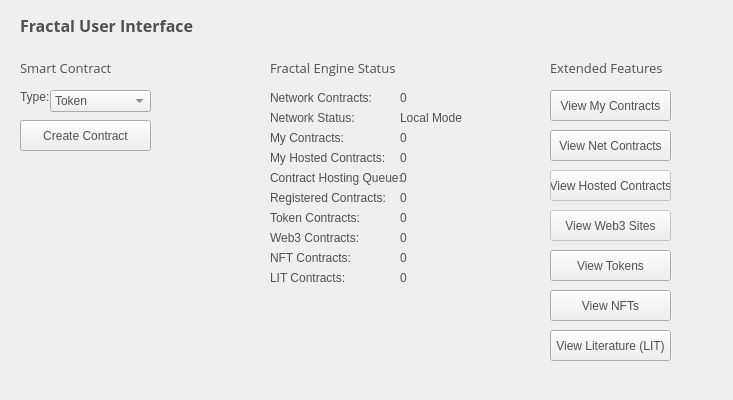
Before: the Qt Designer form src/qt/forms/fractalui.ui in CryptoCoderz/Espers, drawn with Qt 5.
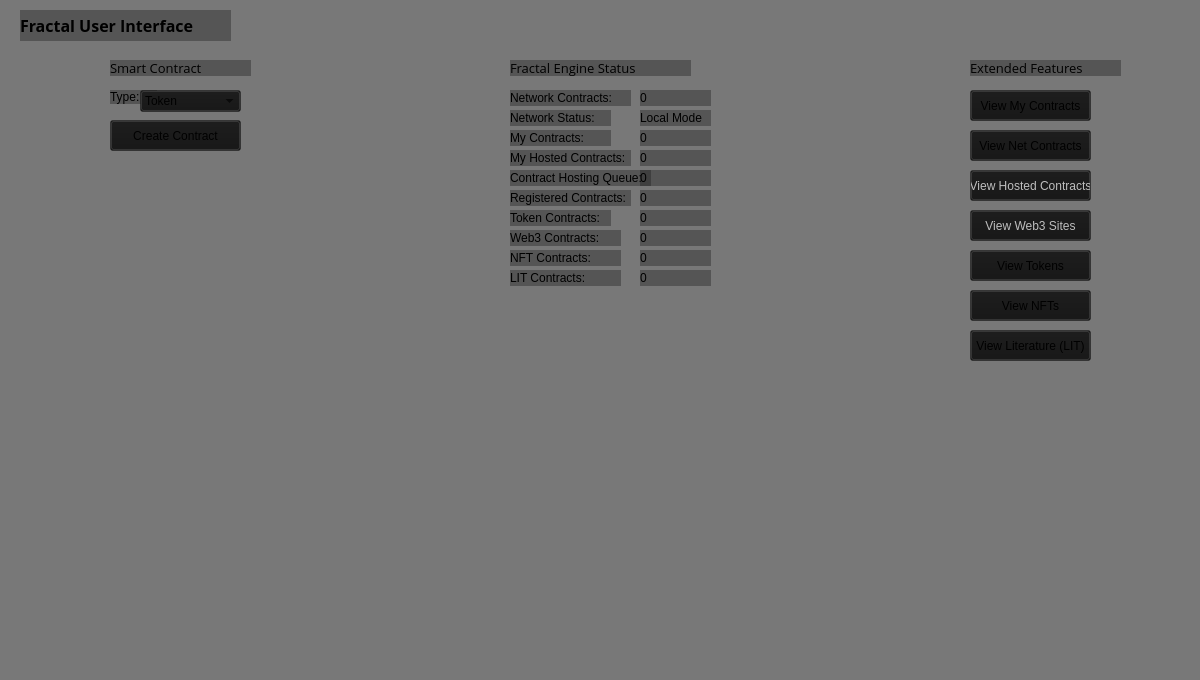
After: the same form once the commit is applied.

What changed in the file:
```diff
--- a/src/qt/forms/fractalui.ui
+++ b/src/qt/forms/fractalui.ui
@@ -9,21 +9,21 @@
    <rect>
     <x>0</x>
     <y>0</y>
-    <width>733</width>
-    <height>400</height>
+    <width>1200</width>
+    <height>680</height>
    </rect>
   </property>
   <property name="windowTitle">
    <string>Digging</string>
   </property>
   <property name="styleSheet">
-   <string notr="true">color:#505050;
-font-family:'Open Sans,sans-serif';</string>
+   <string notr="true">background: transparent;
+background-color: rgb(20, 20, 20, 0.35);</string>
   </property>
   <widget class="QLabel" name="smartContractLabel">
    <property name="geometry">
     <rect>
-     <x>20</x>
+     <x>110</x>
      <y>60</y>
      <width>141</width>
      <height>16</height>
@@ -63,7 +63,7 @@
   <widget class="QLabel" name="typeLabel">
    <property name="geometry">
     <rect>
-     <x>20</x>
+     <x>110</x>
      <y>90</y>
      <width>47</width>
      <height>14</height>
@@ -76,7 +76,7 @@
   <widget class="QLabel" name="extendedFeaturesLabel">
    <property name="geometry">
     <rect>
-     <x>550</x>
+     <x>970</x>
      <y>60</y>
      <width>151</width>
      <height>16</height>
@@ -95,7 +95,7 @@
   <widget class="QLabel" name="fractalEngineLabel">
    <property name="geometry">
     <rect>
-     <x>270</x>
+     <x>510</x>
      <y>60</y>
      <width>181</width>
      <height>16</height>
@@ -114,7 +114,7 @@
   <widget class="QLabel" name="netContractsLabel">
    <property name="geometry">
     <rect>
-     <x>270</x>
+     <x>510</x>
      <y>90</y>
      <width>121</width>
      <height>16</height>
@@ -127,7 +127,7 @@
   <widget class="QLabel" name="myContractsLabel">
    <property name="geometry">
     <rect>
-     <x>270</x>
+     <x>510</x>
      <y>130</y>
      <width>101</width>
      <height>16</height>
@@ -140,7 +140,7 @@
   <widget class="QLabel" name="netSTatusLabel">
    <property name="geometry">
     <rect>
-     <x>270</x>
+     <x>510</x>
      <y>110</y>
      <width>101</width>
      <height>16</height>
@@ -153,7 +153,7 @@
   <widget class="QLabel" name="myHostedConstractsLabel">
    <property name="geometry">
     <rect>
-     <x>270</x>
+     <x>510</x>
      <y>150</y>
      <width>121</width>
      <height>16</height>
@@ -166,7 +166,7 @@
   <widget class="QLabel" name="contractQueueLabel">
    <property name="geometry">
     <rect>
-     <x>270</x>
+     <x>510</x>
      <y>170</y>
      <width>141</width>
      <height>16</height>
@@ -179,7 +179,7 @@
   <widget class="QPushButton" name="myContractsBtn">
    <property name="geometry">
     <rect>
-     <x>550</x>
+     <x>970</x>
      <y>90</y>
      <width>121</width>
      <height>31</height>
@@ -192,7 +192,7 @@
   <widget class="QPushButton" name="netContractsBtn">
    <property name="geometry">
     <rect>
-     <x>550</x>
+     <x>970</x>
      <y>130</y>
      <width>121</width>
      <height>31</height>
@@ -208,7 +208,7 @@
    </property>
    <property name="geometry">
     <rect>
-     <x>550</x>
+     <x>970</x>
      <y>170</y>
      <width>121</width>
      <height>31</height>
@@ -224,7 +224,7 @@
    </property>
    <property name="geometry">
     <rect>
-     <x>550</x>
+     <x>970</x>
      <y>210</y>
      <width>121</width>
      <height>31</height>
@@ -237,7 +237,7 @@
   <widget class="QPushButton" name="netTokensBtn">
    <property name="geometry">
     <rect>
-     <x>550</x>
+     <x>970</x>
      <y>250</y>
      <width>121</width>
      <height>31</height>
@@ -250,7 +250,7 @@
   <widget class="QLabel" name="registeredContractsLabel">
    <property name="geometry">
     <rect>
-     <x>270</x>
+     <x>510</x>
      <y>190</y>
      <width>121</width>
      <height>16</height>
@@ -263,7 +263,7 @@
   <widget class="QLabel" name="tokensLabel">
    <property name="geometry">
     <rect>
-     <x>270</x>
+     <x>510</x>
      <y>210</y>
      <width>101</width>
      <height>16</height>
@@ -276,7 +276,7 @@
   <widget class="QLabel" name="web3Label">
    <property name="geometry">
     <rect>
-     <x>270</x>
+     <x>510</x>
      <y>230</y>
      <width>111</width>
      <height>16</height>
@@ -289,7 +289,7 @@
   <widget class="QComboBox" name="contractTypeCombo">
    <property name="geometry">
     <rect>
-     <x>50</x>
+     <x>140</x>
      <y>90</y>
      <width>101</width>
      <height>22</height>
@@ -322,7 +322,7 @@
   <widget class="QLabel" name="ncCount">
    <property name="geometry">
     <rect>
-     <x>400</x>
+     <x>640</x>
      <y>90</y>
      <width>71</width>
      <height>16</height>
@@ -335,7 +335,7 @@
   <widget class="QLabel" name="nsCount">
    <property name="geometry">
     <rect>
-     <x>400</x>
+     <x>640</x>
      <y>110</y>
      <width>71</width>
      <height>16</height>
@@ -348,7 +348,7 @@
   <widget class="QLabel" name="mcCount">
    <property name="geometry">
     <rect>
-     <x>400</x>
+     <x>640</x>
      <y>130</y>
      <width>71</width>
      <height>16</height>
@@ -361,7 +361,7 @@
   <widget class="QLabel" name="mhCount">
    <property name="geometry">
     <rect>
-     <x>400</x>
+     <x>640</x>
      <y>150</y>
      <width>71</width>
      <height>16</height>
@@ -374,7 +374,7 @@
   <widget class="QLabel" name="chCount">
    <property name="geometry">
     <rect>
-     <x>400</x>
+     <x>640</x>
      <y>170</y>
      <width>71</width>
      <height>16</height>
@@ -387,7 +387,7 @@
   <widget class="QLabel" name="rcCount">
    <property name="geometry">
     <rect>
-     <x>400</x>
+     <x>640</x>
      <y>190</y>
      <width>71</width>
      <height>16</height>
@@ -400,7 +400,7 @@
   <widget class="QLabel" name="tcWeb">
    <property name="geometry">
     <rect>
-     <x>400</x>
+     <x>640</x>
      <y>210</y>
      <width>71</width>
      <height>16</height>
@@ -413,7 +413,7 @@
   <widget class="QLabel" name="bcCount">
    <property name="geometry">
     <rect>
-     <x>400</x>
+     <x>640</x>
      <y>230</y>
      <width>71</width>
      <height>16</height>
@@ -426,7 +426,7 @@
   <widget class="QPushButton" name="cCON">
    <property name="geometry">
     <rect>
-     <x>20</x>
+     <x>110</x>
      <y>120</y>
      <width>131</width>
      <height>31</height>
@@ -439,7 +439,7 @@
   <widget class="QPushButton" name="netNFTbtn">
    <property name="geometry">
     <rect>
-     <x>550</x>
+     <x>970</x>
      <y>290</y>
      <width>121</width>
      <height>31</height>
@@ -452,7 +452,7 @@
   <widget class="QLabel" name="nftCount">
    <property name="geometry">
     <rect>
-     <x>400</x>
+     <x>640</x>
      <y>250</y>
      <width>71</width>
      <height>16</height>
@@ -465,7 +465,7 @@
   <widget class="QLabel" name="nftLabel">
    <property name="geometry">
     <rect>
-     <x>270</x>
+     <x>510</x>
      <y>250</y>
      <width>111</width>
      <height>16</height>
@@ -478,7 +478,7 @@
   <widget class="QLabel" name="litCount">
    <property name="geometry">
     <rect>
-     <x>400</x>
+     <x>640</x>
      <y>270</y>
      <width>71</width>
      <height>16</height>
@@ -491,7 +491,7 @@
   <widget class="QLabel" name="litLabel">
    <property name="geometry">
     <rect>
-     <x>270</x>
+     <x>510</x>
      <y>270</y>
      <width>111</width>
      <height>16</height>
@@ -504,7 +504,7 @@
   <widget class="QPushButton" name="netLITbtn">
    <property name="geometry">
     <rect>
-     <x>550</x>
+     <x>970</x>
      <y>330</y>
      <width>121</width>
      <height>31</height>
```
